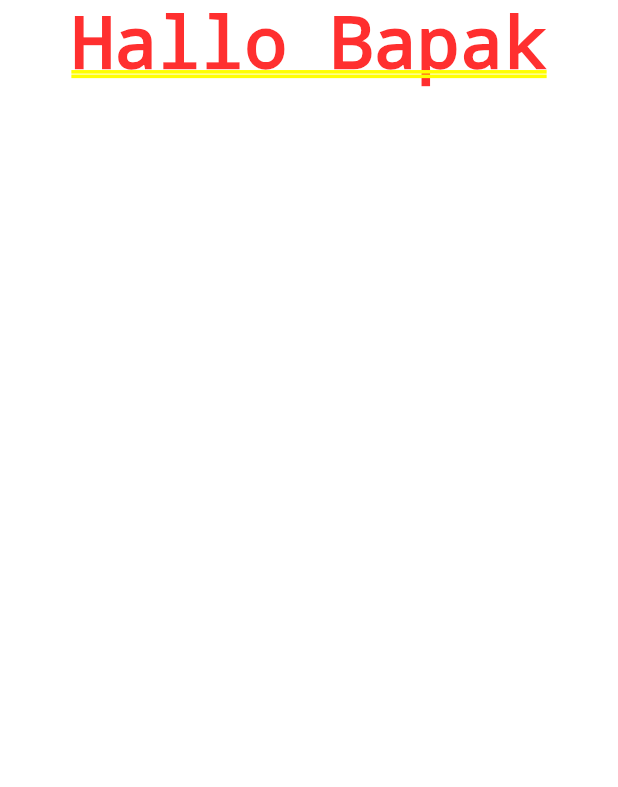
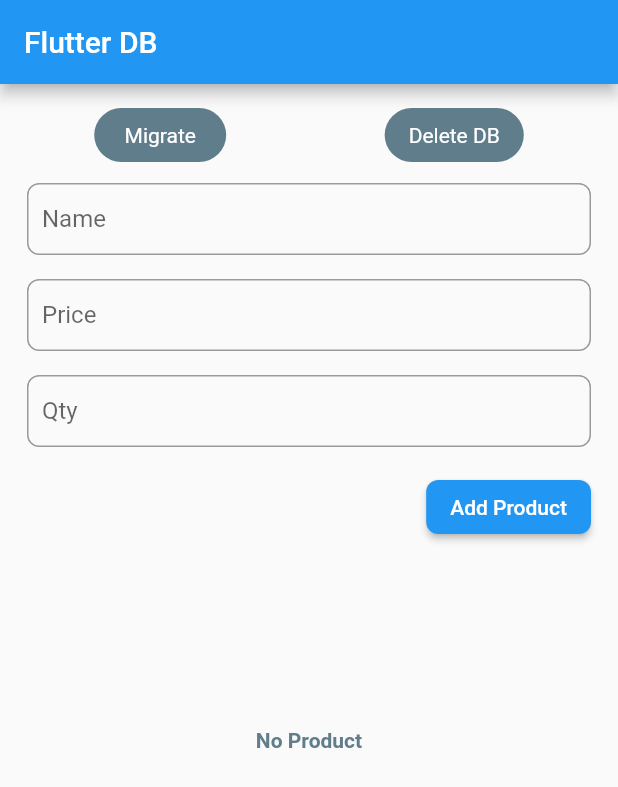
Before and after one commit to ronny-sugianto/flutter-izmi, a Flutter app: the screen it shows after launch, on a phone screen of 412 x 824 dp. Shown: the top 787 px of the screen. Run offline on Flutter 3.47's test engine with Material 2 defaults, Android fonts, the phone set to English and light mode, and no system bars; our stand-ins replace sqflite; accounts and stored records are empty.

Commit message:
[add] flutter sample sqlite db

```diff
--- /dev/null
+++ b/base_flutter/lib/Models/product_model.dart
@@ -0,0 +1,22 @@
+class Product {
+  int id;
+  String name;
+  int price;
+  int qty;
+
+  Product({this.id, this.name, this.price, this.qty});
+
+  Product.fromJson(Map<String, dynamic> json)
+      : id = json['id'] ?? 0,
+        name = json['name'] ?? '',
+        price = json['price'] ?? 0,
+        qty = json['qty'] ?? 0;
+
+  Map<String, dynamic> toMap() {
+    return {
+      'name': name,
+      'price': price,
+      'qty': qty,
+    };
+  }
+}
--- /dev/null
+++ b/base_flutter/lib/Repositories/database.dart
@@ -0,0 +1,77 @@
+import 'package:flutterapp/Models/product_model.dart';
+import 'package:path/path.dart' as path;
+import 'package:sqflite/sqflite.dart';
+
+class LocalRepository {
+  Database db;
+
+  Future<void> open() async {
+    // Get a location using getDatabasesPath
+    var databasesPath = await getDatabasesPath();
+    String myPathDb = path.join(databasesPath, 'app.db');
+
+    db = await openDatabase(
+      myPathDb,
+      onCreate: (db, version) async {
+        await db.execute(
+            "CREATE TABLE IF NOT EXISTS product(id INTEGER PRIMARY KEY AUTOINCREMENT,name TEXT, price INT, qty INT)");
+      },
+      version: 1,
+    );
+  }
+
+  deleteDB() async {
+    final dbPath = await getDatabasesPath();
+    final myDBpath = path.join(dbPath, 'app.db');
+    await deleteDatabase(myDBpath);
+  }
+
+  MigrateDB() async {
+    try {
+      await open();
+      await db.insert(
+          'product', {'name': 'Gulaku 150gr', 'price': 8000, 'qty': 10});
+      await db
+          .insert('product', {'name': 'Garam 150gr', 'price': 4000, 'qty': 10});
+      await db.insert(
+          'product', {'name': 'Masako Ayam 80gr', 'price': 1000, 'qty': 10});
+      await db.insert('product',
+          {'name': 'Indomie Goreng 150gr', 'price': 2500, 'qty': 10});
+      await db.insert(
+          'product', {'name': 'Detol Batang 80gr', 'price': 3500, 'qty': 10});
+      return true;
+    } catch (e) {
+      print(e);
+      return false;
+    }
+  }
+
+  getProduct() async {
+    try {
+      await open();
+      var result = await db.rawQuery("select * from product");
+      return List.generate(result.length, (i) {
+        return Product(
+          id: result[i]['id'],
+          name: result[i]['name'],
+          price: result[i]['price'],
+          qty: result[i]['qty'],
+        );
+      });
+    } catch (e) {
+      print(e);
+      return e;
+    }
+  }
+
+  addProduct(Product product) async {
+    try {
+      await open();
+      await db.insert('product', product.toMap());
+      return product;
+    } catch (e) {
+      print(e);
+      return e;
+    }
+  }
+}
--- /dev/null
+++ b/base_flutter/lib/Utils/button.dart
@@ -0,0 +1,36 @@
+import 'package:flutter/material.dart';
+
+class Tombol extends StatelessWidget {
+  final Function callback;
+  final String title;
+
+  final double shadow;
+  final MaterialColor color;
+  final MaterialColor textColor;
+  final FontWeight textType;
+  Tombol(
+      {this.title,
+      this.color,
+      this.shadow,
+      this.callback,
+      this.textColor,
+      this.textType});
+  @override
+  Widget build(BuildContext context) {
+    return RaisedButton(
+      onPressed: callback,
+      color: color ?? Colors.blueGrey,
+      elevation: shadow ?? 0,
+      shape: RoundedRectangleBorder(
+        borderRadius: BorderRadius.circular(18),
+      ),
+      child: Text(
+        title,
+        style: TextStyle(
+          color: textColor ?? Colors.white,
+          fontWeight: textType ?? FontWeight.normal,
+        ),
+      ),
+    );
+  }
+}
--- /dev/null
+++ b/base_flutter/lib/Utils/textfield.dart
@@ -0,0 +1,27 @@
+import 'package:flutter/material.dart';
+
+class EditText extends StatelessWidget {
+  final String title;
+  final Function validator;
+  final Function onSaved;
+
+  EditText({this.title, this.validator, this.onSaved});
+
+  @override
+  Widget build(BuildContext context) {
+    return Padding(
+      padding: EdgeInsets.all(8.0),
+      child: TextFormField(
+        decoration: InputDecoration(
+          contentPadding: EdgeInsets.all(10),
+          hintText: title,
+          border: OutlineInputBorder(
+            borderRadius: BorderRadius.circular(8.0),
+          ),
+        ),
+        validator: validator,
+        onSaved: onSaved,
+      ),
+    );
+  }
+}
--- /dev/null
+++ b/base_flutter/lib/Widgets/product_form.dart
@@ -0,0 +1,108 @@
+import 'package:flutter/material.dart';
+import 'package:flutterapp/Models/product_model.dart';
+import 'package:flutterapp/Repositories/database.dart';
+import 'package:flutterapp/Utils/popup.dart';
+import 'package:flutterapp/Utils/textfield.dart';
+
+class ProductForm extends StatefulWidget {
+  final Function mainCallBack;
+
+  ProductForm({this.mainCallBack});
+
+  @override
+  _ProductFormState createState() => _ProductFormState();
+}
+
+class _ProductFormState extends State<ProductForm> {
+  final _formKey = GlobalKey<FormState>();
+
+  var _data = Product();
+  var _isLoading = false;
+
+  submitForm() async {
+    if (_formKey.currentState.validate()) {
+      setState(() {
+        _isLoading = true;
+      });
+      _formKey.currentState.save();
+      try {
+        await LocalRepository().addProduct(_data);
+
+        widget.mainCallBack();
+        Popup().Success(context);
+      } catch (error) {
+        print(error);
+      } finally {
+        setState(() {
+          _isLoading = false;
+        });
+      }
+    }
+  }
+
+  String _validateEmpty(String value) {
+    if (value.length == 0) {
+      return 'Please input the information';
+    }
+    return null;
+  }
+
+  @override
+  Widget build(BuildContext context) {
+    return Container(
+      child: Form(
+        key: _formKey,
+        child: _isLoading
+            ? Center(
+                child: CircularProgressIndicator(),
+              )
+            : Column(
+                crossAxisAlignment: CrossAxisAlignment.end,
+                children: <Widget>[
+                  EditText(
+                    title: 'Name',
+                    validator: _validateEmpty,
+                    onSaved: (String value) {
+                      _data.name = value;
+                    },
+                  ),
+                  EditText(
+                    title: 'Price',
+                    validator: _validateEmpty,
+                    onSaved: (String value) {
+                      _data.price = int.parse(value);
+                    },
+                  ),
+                  Padding(
+                    padding: EdgeInsets.all(8.0),
+                    child: TextFormField(
+                        keyboardType: TextInputType.number,
+                        decoration: InputDecoration(
+                          contentPadding: EdgeInsets.all(10),
+                          hintText: 'Qty',
+                          border: OutlineInputBorder(
+                            borderRadius: BorderRadius.circular(8.0),
+                          ),
+                        ),
+                        validator: _validateEmpty,
+                        onSaved: (String value) {
+                          _data.qty = int.parse(value);
+                        }),
+                  ),
+                  Padding(
+                    padding: const EdgeInsets.all(8.0),
+                    child: RaisedButton(
+                      child: Text('Add Product'),
+                      onPressed: submitForm,
+                      color: Theme.of(context).primaryColor,
+                      textColor: Colors.white,
+                      shape: RoundedRectangleBorder(
+                          borderRadius: BorderRadius.circular(8.0)),
+                    ),
+                  ),
+                ],
+              ),
+      ),
+    );
+  }
+}
--- /dev/null
+++ b/base_flutter/lib/Widgets/product_list.dart
@@ -0,0 +1,72 @@
+import 'package:flutter/material.dart';
+import 'package:flutterapp/Models/product_model.dart';
+import 'package:flutterapp/Repositories/database.dart';
+
+class ProductList extends StatefulWidget {
+  Function showLoading;
+
+  ProductList({Key key, this.showLoading}) : super(key: key);
+  @override
+  _ProductListState createState() => _ProductListState();
+}
+
+class _ProductListState extends State<ProductList> {
+  List<Product> products;
+
+  getProduct() async {
+    return await LocalRepository().getProduct();
+  }
+
+  Future<void> refresh() {
+    return getProduct();
+  }
+
+  @override
+  void initState() {
+    // TODO: implement initState
+    super.initState();
+    widget.showLoading(true);
+    getProduct().then((result) {
+      widget.showLoading(false);
+      if (mounted) {
+        setState(() {
+          products = result;
+        });
+      }
+    });
+  }
+
+  @override
+  Widget build(BuildContext context) {
+    return Container(
+      width: double.infinity,
+      height: MediaQuery.of(context).size.height * 0.3,
+      child: RefreshIndicator(
+        onRefresh: refresh,
+        child: products.toString() == '[]' || products == null
+            ? Center(
+                child: Text(
+                  'No Product',
+                  style: TextStyle(
+                    color: Colors.blueGrey,
+                    fontWeight: FontWeight.bold,
+                  ),
+                ),
+              )
+            : ListView.builder(
+                reverse: true,
+                itemBuilder: (context, index) {
+                  return Card(
+                    elevation: 5,
+                    child: ListTile(
+                      title: Text(products[index].name),
+                      trailing: Text(products[index].price.toString()),
+                    ),
+                  );
+                },
+                itemCount: products == null ? 0 : products.length,
+              ),
+      ),
+    );
+  }
+}
--- a/base_flutter/lib/main.dart
+++ b/base_flutter/lib/main.dart
@@ -1,5 +1,9 @@
-import 'package:flutter/cupertino.dart';
 import 'package:flutter/material.dart';
+import 'package:flutterapp/Models/product_model.dart';
+import 'package:flutterapp/Utils/button.dart';
+import 'package:flutterapp/Repositories/database.dart';
+import 'package:flutterapp/Widgets/product_form.dart';
+import 'package:flutterapp/Widgets/product_list.dart';
 
 void main() => runApp(myApp());
 
@@ -9,14 +13,82 @@ class myApp extends StatefulWidget {
 }
 
 class _myAppState extends State<myApp> {
+  void refresh() {
+    setState(() {});
+    print('callback');
+  }
+
+  _onLoading(show) async {
+    if (show) {
+      showDialog(
+        context: context,
+        barrierDismissible: false,
+        builder: (BuildContext context) {
+          return SimpleDialog(
+            children: <Widget>[
+              Container(
+                  height: 50,
+                  width: MediaQuery.of(context).size.width * 0.1,
+                  child: Column(
+                    mainAxisAlignment: MainAxisAlignment.center,
+                    children: <Widget>[
+                      CircularProgressIndicator(),
+                    ],
+                  ))
+            ],
+          );
+        },
+      );
+    } else {
+      Navigator.pop(context);
+    }
+  }
+
+  deleteDB() async {
+    await LocalRepository().deleteDB();
+    setState(() {});
+  }
+
   @override
   Widget build(BuildContext context) {
     return MaterialApp(
-        home: Container(
-      child: Column(
-        children: <Widget>[
-          Text('Hallo Bapak'),
-        ],
+        home: Scaffold(
+      appBar: AppBar(
+        title: Text('Flutter DB'),
+      ),
+      body: SingleChildScrollView(
+        child: Container(
+          width: double.infinity,
+          padding: const EdgeInsets.all(10.0),
+          child: Column(
+            mainAxisAlignment: MainAxisAlignment.start,
+            children: <Widget>[
+              Row(
+                mainAxisAlignment: MainAxisAlignment.spaceAround,
+                children: <Widget>[
+                  Tombol(
+                    title: 'Migrate',
+                    callback: () async {
+                      await LocalRepository().MigrateDB();
+                      setState(() {});
+                    },
+                  ),
+                  Tombol(
+                    title: 'Delete DB',
+                    callback: deleteDB,
+                  ),
+                ],
+              ),
+              ProductForm(
+                mainCallBack: refresh,
+              ),
+              ProductList(
+                key: UniqueKey(),
+                showLoading: _onLoading,
+              ),
+            ],
+          ),
+        ),
       ),
     ));
   }
--- a/base_flutter/pubspec.yaml
+++ b/base_flutter/pubspec.yaml
@@ -14,6 +14,7 @@ dependencies:
     sdk: flutter
 
   sqflite: ^1.3.0+1
+  path: ^1.6.4
 
   cupertino_icons: ^0.1.3
 
```
Also changed, not shown: base_flutter/lib/Utils/popup.dart (added, +31 -0 lines), base_flutter/pubspec.lock, 1 other file.
